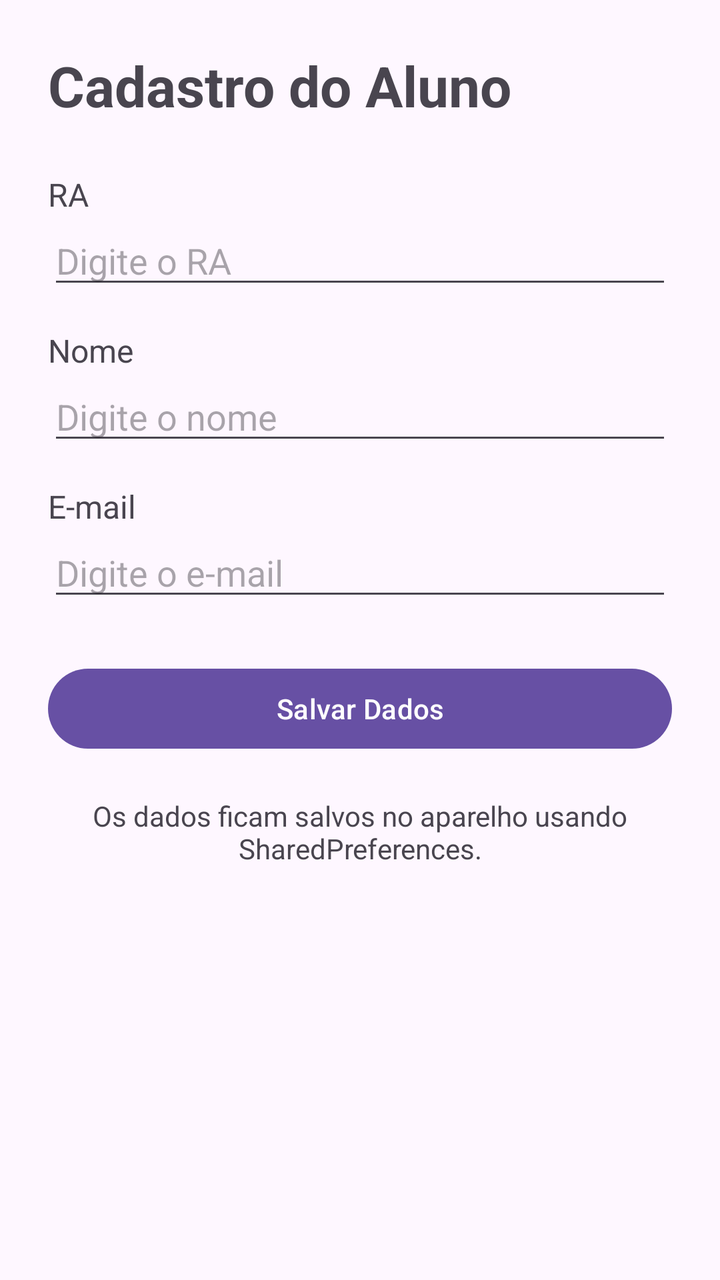
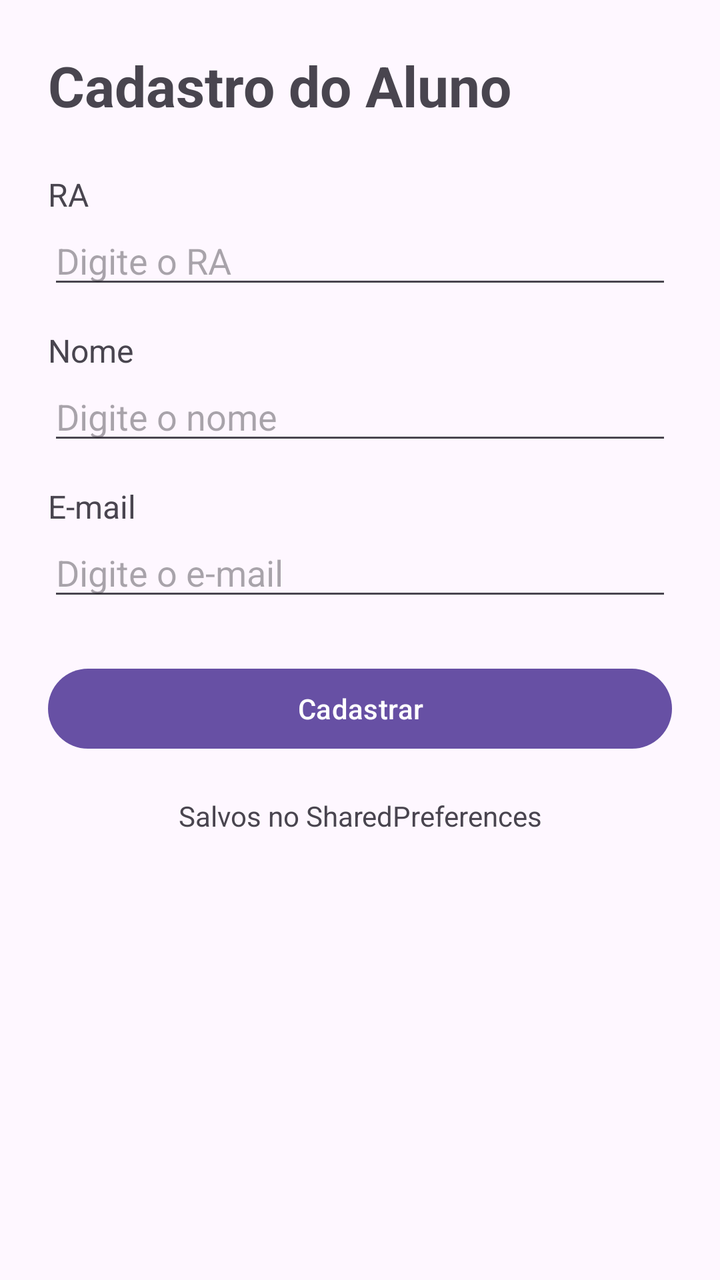

Compare the two renders of this Android layout. The source of the first and the diff that turns it into the second are given below.
<!-- AndroidManifest.xml: application theme Theme.ProvaProgramacaoMoveisTeste -->
<!-- res/layout/activity_cadastro.xml -->
<?xml version="1.0" encoding="utf-8"?>
<ScrollView xmlns:android="http://schemas.android.com/apk/res/android"
    android:layout_width="match_parent"
    android:layout_height="match_parent">

    <LinearLayout
        android:layout_width="match_parent"
        android:layout_height="wrap_content"
        android:orientation="vertical"
        android:padding="24dp">

        <TextView
            android:layout_width="wrap_content"
            android:layout_height="wrap_content"
            android:text="Cadastro do Aluno"
            android:textSize="28sp"
            android:textStyle="bold"
            android:layout_marginBottom="25dp" />

        <TextView
            android:layout_width="wrap_content"
            android:layout_height="wrap_content"
            android:text="RA"
            android:textSize="16sp" />

        <EditText
            android:id="@+id/edtRA"
            android:layout_width="match_parent"
            android:layout_height="wrap_content"
            android:hint="Digite o RA"
            android:inputType="number"
            android:layout_marginBottom="15dp" />

        <TextView
            android:layout_width="wrap_content"
            android:layout_height="wrap_content"
            android:text="Nome"
            android:textSize="16sp" />

        <EditText
            android:id="@+id/edtNome"
            android:layout_width="match_parent"
            android:layout_height="wrap_content"
            android:hint="Digite o nome"
            android:inputType="textPersonName"
            android:layout_marginBottom="15dp" />

        <TextView
            android:layout_width="wrap_content"
            android:layout_height="wrap_content"
            android:text="E-mail"
            android:textSize="16sp" />

        <EditText
            android:id="@+id/edtEmail"
            android:layout_width="match_parent"
            android:layout_height="wrap_content"
            android:hint="Digite o e-mail"
            android:inputType="textEmailAddress"
            android:layout_marginBottom="25dp" />

        <Button
            android:id="@+id/btnSalvar"
            android:layout_width="match_parent"
            android:layout_height="wrap_content"
            android:text="Salvar Dados" />

        <TextView
            android:layout_width="match_parent"
            android:layout_height="wrap_content"
            android:text="Os dados ficam salvos no aparelho usando SharedPreferences."
            android:textSize="14sp"
            android:gravity="center"
            android:layout_marginTop="20dp" />

    </LinearLayout>

</ScrollView>
<!-- resources referenced by this layout -->
<resources>
  <style name="Theme.ProvaProgramacaoMoveisTeste" parent="Base.Theme.ProvaProgramacaoMoveisTeste" />
  <style name="Base.Theme.ProvaProgramacaoMoveisTeste" parent="Theme.Material3.DayNight.NoActionBar">
          
          
      </style>
</resources>

<!-- the commit's change to res/layout/activity_cadastro.xml (unified diff, before → after) -->
@@ -60,18 +60,18 @@
             android:layout_marginBottom="25dp" />
 
         <Button
-            android:id="@+id/btnSalvar"
+            android:id="@+id/btnSalvarAluno"
             android:layout_width="match_parent"
             android:layout_height="wrap_content"
-            android:text="Salvar Dados" />
+            android:text="Cadastrar" />
 
         <TextView
             android:layout_width="match_parent"
             android:layout_height="wrap_content"
-            android:text="Os dados ficam salvos no aparelho usando SharedPreferences."
-            android:textSize="14sp"
+            android:layout_marginTop="20dp"
             android:gravity="center"
-            android:layout_marginTop="20dp" />
+            android:text="Salvos no SharedPreferences"
+            android:textSize="14sp" />
 
     </LinearLayout>
 
